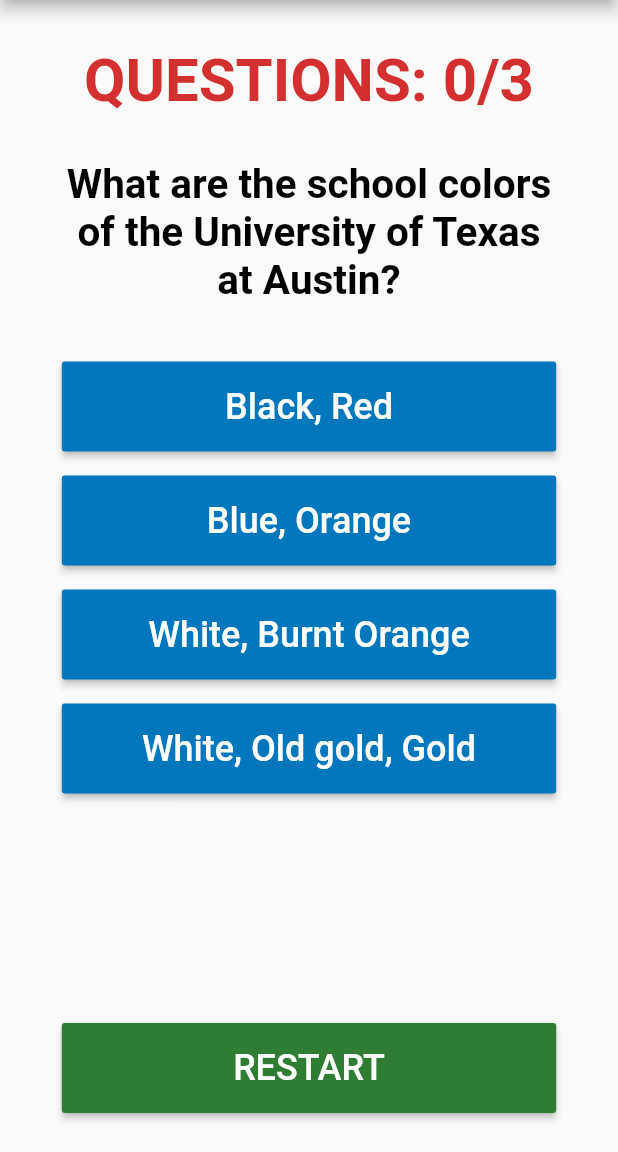
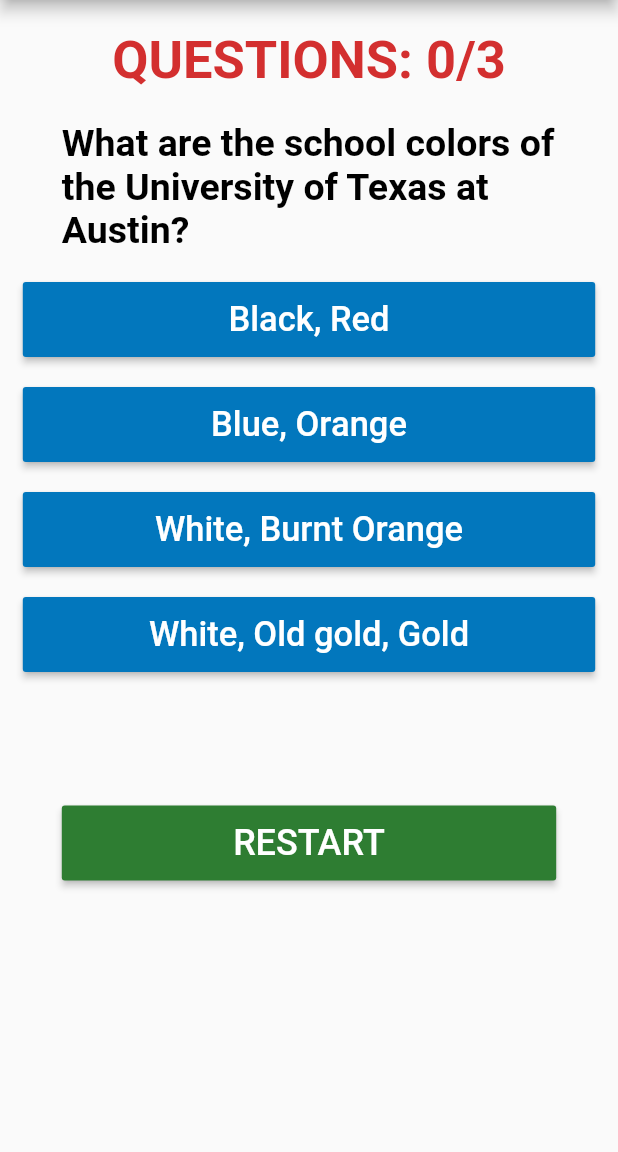
Before and after one commit to shriyashwarghade/QUIZ-APP-FLUTTER, a Flutter app: the screen it shows after launch, after a tap on "START", on a phone screen of 412 x 824 dp, the part 84-1236 px from its top. Run offline on Flutter 3.47's test engine with Material 2 defaults, Android fonts, the phone set to English and light mode, and no system bars.

Commit message:
Updated Looks

```diff
--- /dev/null
+++ b/lib/components/AnswerButton.dart
@@ -0,0 +1,35 @@
+import 'package:flutter/material.dart';
+import 'AnswerText.dart';
+
+class AnswerButton extends StatelessWidget {
+  final bool isQuizStarted;
+  final Function checkAnswer;
+  final String optionText;
+  final double screenWidth;
+
+  AnswerButton(
+      this.optionText, this.isQuizStarted, this.checkAnswer, this.screenWidth);
+
+  @override
+  Widget build(BuildContext context) {
+    return Container(
+      margin: EdgeInsets.symmetric(vertical: 10, horizontal: 10),
+      child: MaterialButton(
+        minWidth: screenWidth,
+        onPressed: isQuizStarted ? () => checkAnswer("$optionText") : null,
+        color: Colors.lightBlue[800],
+        height: 50.0,
+        child: AnswerText("$optionText", screenWidth),
+        // child: Text(
+        //   "$optionText",
+        //   softWrap: true,
+        //   style: TextStyle(
+        //     fontSize: 24.0,
+        //     // fontWeight: FontWeight.w700,
+        //     color: Colors.white,
+        //   ),
+        // ),
+      ),
+    );
+  }
+}
--- /dev/null
+++ b/lib/components/AnswerText.dart
@@ -0,0 +1,24 @@
+import 'package:flutter/material.dart';
+
+class AnswerText extends StatelessWidget {
+  final String textToDisplay;
+  final double screenWidth;
+  const AnswerText(this.textToDisplay,this.screenWidth);
+
+  @override
+  Widget build(BuildContext context) {
+    return Container(
+      margin: EdgeInsets.all(10),
+      width: screenWidth,
+      child: Text(
+        "$textToDisplay",
+        softWrap: true,
+        textAlign: TextAlign.center,
+        style: TextStyle(
+          fontSize: 23.0,
+          color: Colors.white,
+        ),
+      ),
+    );
+  }
+}
--- /dev/null
+++ b/lib/components/HeadingText.dart
@@ -0,0 +1,21 @@
+import 'package:flutter/material.dart';
+
+class HeadingText extends StatelessWidget {
+  final String textToDisplay;
+  const HeadingText(this.textToDisplay);
+
+  @override
+  Widget build(BuildContext context) {
+    return Container(
+      margin: EdgeInsets.only(top: 20,bottom: 10,left: 10,right: 10),
+      child: Text(
+        "$textToDisplay",
+        style: TextStyle(
+          fontSize: 35.0,
+          fontWeight: FontWeight.bold,
+          color: Colors.red[700],
+        ),
+      ),
+    );
+  }
+}
--- /dev/null
+++ b/lib/components/QuestionText.dart
@@ -0,0 +1,24 @@
+import 'package:flutter/material.dart';
+
+class QuestionText extends StatelessWidget {
+  final String textToDisplay;
+  final double screenWidth;
+  const QuestionText(this.textToDisplay,this.screenWidth);
+
+  @override
+  Widget build(BuildContext context) {
+    return Container(
+      margin: EdgeInsets.all(10),
+      width: screenWidth,
+      child: Text(
+        "$textToDisplay",
+        softWrap: true,
+        style: TextStyle(
+          fontSize: 25.0,
+          fontWeight: FontWeight.bold,
+          color: Colors.black,
+        ),
+      ),
+    );
+  }
+}
--- a/lib/home.dart
+++ b/lib/home.dart
@@ -1,6 +1,9 @@
 import 'dart:math';
 
 import 'package:flutter/material.dart';
+import 'package:quiz_app/components/AnswerButton.dart';
+import 'package:quiz_app/components/HeadingText.dart';
+import 'package:quiz_app/components/QuestionText.dart';
 
 import 'ques.dart';
 
@@ -97,139 +100,34 @@ class _HomeState extends State<Home> {
         centerTitle: true,
       ),
       // backgroundColor: _THEME_BG_COLOUR_,
-      body: Row(
+      body: ListView(
+        children: <Widget>[
+          Row(
             mainAxisAlignment: MainAxisAlignment.center,
             children: <Widget>[
               Column(
                 children: <Widget>[
-              Padding(
-                padding: const EdgeInsets.symmetric(
-                    vertical: 30.0, horizontal: 10.0),
-                child: Text(
+                  HeadingText(
                     "Questions: $solvedQues/$totalQues".toUpperCase(),
-                  style: TextStyle(
-                    fontSize: 40.0,
-                    fontWeight: FontWeight.bold,
-                    color: Colors.red[700],
                   ),
-                ),
-              ),
-              Container(
-                width: screen_width,
-                child: Text(
-                  "$nextQue",
-                  softWrap: true,
-                  style: TextStyle(
-                    fontSize: 27.0,
-                    fontWeight: FontWeight.w700,
-                    color: Colors.black,
-                  ),
-                  textAlign: TextAlign.center,
-                ),
-              ),
-
+                  QuestionText("$nextQue", screen_width),
                   //Answer Button
-              Padding(
-                padding: const EdgeInsets.symmetric(
-                    vertical: 30.0, horizontal: 10.0),
-                child: Column(
+                  Column(
                     children: <Widget>[
-                    Padding(
-                      padding: const EdgeInsets.all(8.0),
-                      child: MaterialButton(
-                        onPressed:
-                            isQuizStarted ? () => check_ans("$op1") : null,
-                        color: Colors.lightBlue[800],
-                        minWidth: screen_width,
-                        height: 60.0,
-                        child: Text(
-                          "$op1",
-                          style: TextStyle(
-                            fontSize: 24.0,
-                            // fontWeight: FontWeight.w700,
-                            color: Colors.white,
-                          ),
-                        ),
-                      ),
-                    ),
-                    Padding(
-                      padding: const EdgeInsets.all(8.0),
-                      child: MaterialButton(
-                        onPressed:
-                            isQuizStarted ? () => check_ans("$op2") : null,
-                        color: Colors.lightBlue[800],
-                        minWidth: screen_width,
-                        height: 60.0,
-                        child: Text(
-                          "$op2",
-                          style: TextStyle(
-                            fontSize: 24.0,
-                            // fontWeight: FontWeight.w700,
-                            color: Colors.white,
-                          ),
-                        ),
-                      ),
-                    ),
-                    Padding(
-                      padding: const EdgeInsets.all(8.0),
-                      child: MaterialButton(
-                        onPressed:
-                            isQuizStarted ? () => check_ans("$op3") : null,
-                        color: Colors.lightBlue[800],
-                        minWidth: screen_width,
-                        height: 60.0,
-                        child: Text(
-                          "$op3",
-                          style: TextStyle(
-                            fontSize: 24.0,
-                            // fontWeight: FontWeight.w700,
-                            color: Colors.white,
-                          ),
-                        ),
-                      ),
-                    ),
-                    Padding(
-                      padding: const EdgeInsets.all(8.0),
-                      child: MaterialButton(
-                        onPressed:
-                            isQuizStarted ? () => check_ans("$op4") : null,
-                        color: Colors.lightBlue[800],
-                        minWidth: screen_width,
-                        height: 60.0,
-                        child: Text(
-                          "$op4",
-                          style: TextStyle(
-                            fontSize: 24.0,
-                            // fontWeight: FontWeight.w700,
-                            color: Colors.white,
-                          ),
-                        ),
-                      ),
-                    ),
+                      AnswerButton(op1, isQuizStarted, check_ans, screen_width),
+                      AnswerButton(op2, isQuizStarted, check_ans, screen_width),
+                      AnswerButton(op3, isQuizStarted, check_ans, screen_width),
+                      AnswerButton(op4, isQuizStarted, check_ans, screen_width),
                     ],
                   ),
-              ),
-
-              Padding(
-                padding: const EdgeInsets.symmetric(
-                    vertical: 30.0, horizontal: 10.0),
-                child: Text(
-                  "$score".toUpperCase(),
-                  style: TextStyle(
-                    fontSize: 40.0,
-                    fontWeight: FontWeight.bold,
-                    color: Colors.red[700],
-                  ),
-                ),
-              ),
-
+                  HeadingText("$score".toUpperCase()),
                   Padding(
                     padding: const EdgeInsets.all(8.0),
                     child: MaterialButton(
                       onPressed: start_quiz,
                       color: Colors.green[800],
                       minWidth: screen_width,
-                  height: 60.0,
+                      height: 50.0,
                       child: Text(
                         "$quiz_status",
                         style: TextStyle(
@@ -238,7 +136,9 @@ class _HomeState extends State<Home> {
                         ),
                       ),
                     ),
-              )
+                  ),
+                ],
+              ),
             ],
           ),
         ],
```
Also changed, not shown: lib/ques.dart (+9 -43 lines), 4 other files. Lines whose indentation alone changed are shown as unchanged.
